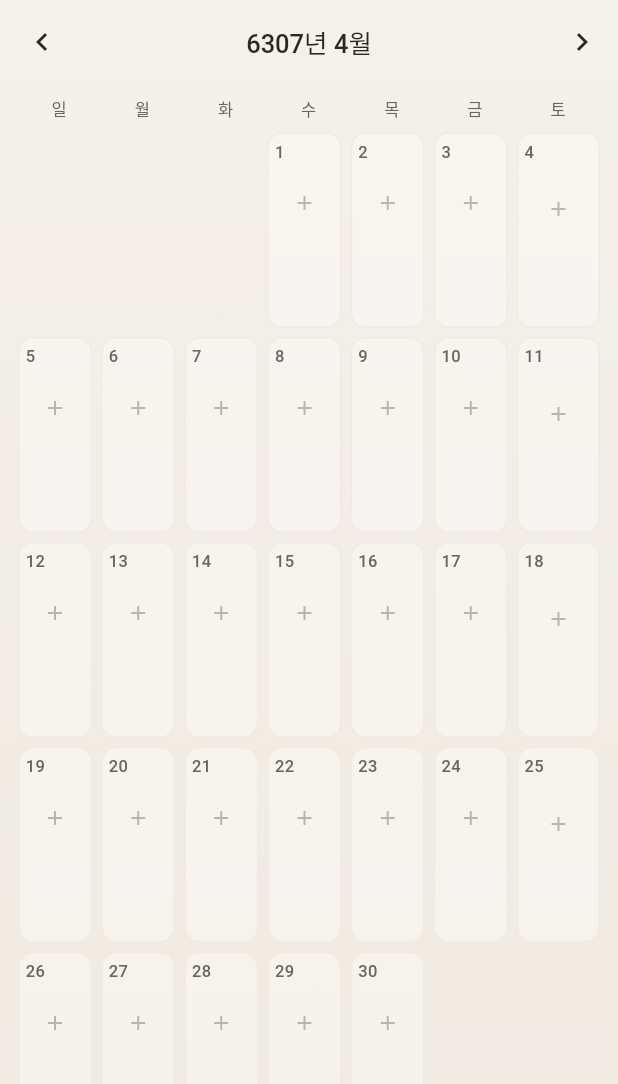
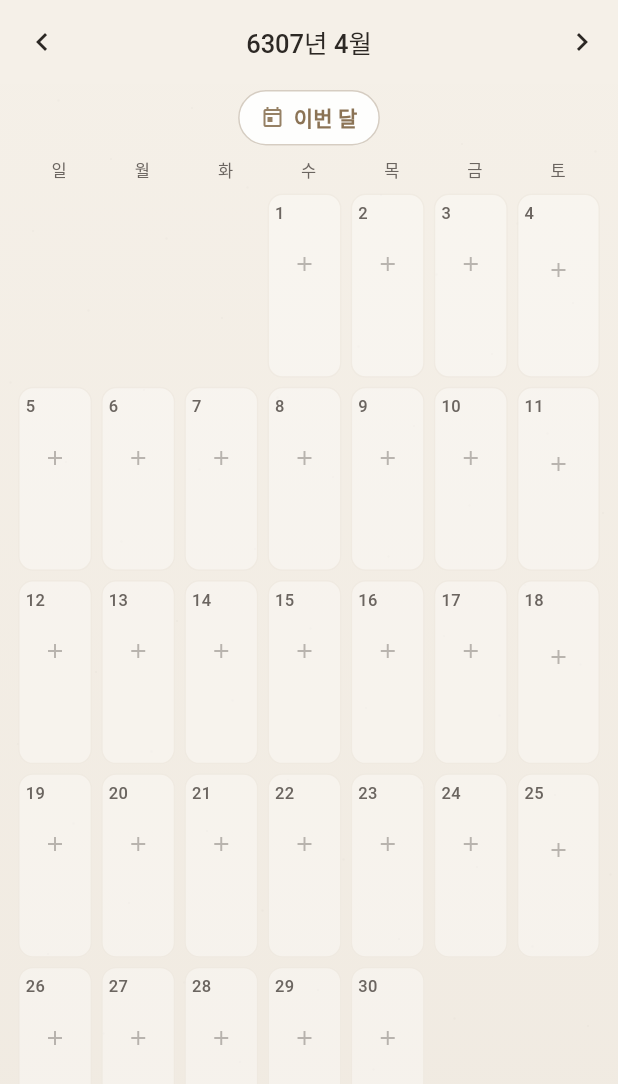
Before and after one commit to kimtaewoo90/chapter, a Flutter app: the CalendarScreen screen opened directly, swiped to page 2, on a phone screen of 412 x 824 dp. Shown: the top 1084 px of the screen. Run offline on Flutter 3.47's test engine with Material 3 defaults, Android fonts, the phone set to English and light mode, and no system bars; our stand-ins replace cached_network_image, cloud_firestore, firebase_analytics, firebase_auth, firebase_core, firebase_remote_config and 18 more; accounts and stored records are empty; network calls fail; Roboto replaces fonts that are missing (Jua).

Commit message:
이번달 버튼 추가

```diff
--- a/lib/screens/home/calendar_screen.dart
+++ b/lib/screens/home/calendar_screen.dart
@@ -53,6 +53,26 @@ class _CalendarScreenState extends State<CalendarScreen> {
     return DateTime(_anchorMonth.year, _anchorMonth.month + offset);
   }
 
+  int _pageForMonth(DateTime month) {
+    final offset = (month.year - _anchorMonth.year) * 12 + (month.month - _anchorMonth.month);
+    return _pageAnchor + offset;
+  }
+
+  bool _isViewingCurrentMonth() {
+    final now = DateTime.now();
+    return _focused.year == now.year && _focused.month == now.month;
+  }
+
+  void _goToCurrentMonth() {
+    if (!_monthPageController.hasClients || _isViewingCurrentMonth()) return;
+    final now = DateTime.now();
+    _monthPageController.animateToPage(
+      _pageForMonth(DateTime(now.year, now.month)),
+      duration: const Duration(milliseconds: 280),
+      curve: Curves.easeOutCubic,
+    );
+  }
+
   void _goToPreviousMonth() {
     if (!_monthPageController.hasClients) return;
     _monthPageController.previousPage(
@@ -94,6 +114,7 @@ class _CalendarScreenState extends State<CalendarScreen> {
     final today = DateTime.now();
     final monthLabel = DateFormat('yyyy년 M월', 'ko_KR').format(_focused);
     final compact = widget.embedded;
+    final showCurrentMonthButton = !_isViewingCurrentMonth();
 
     final monthPager = PageView.builder(
       controller: _monthPageController,
@@ -145,6 +166,10 @@ class _CalendarScreenState extends State<CalendarScreen> {
             onPrevious: _goToPreviousMonth,
             onNext: _goToNextMonth,
           ),
+          _CurrentMonthButton(
+            visible: showCurrentMonthButton,
+            onTap: _goToCurrentMonth,
+          ),
           const SizedBox(height: 12),
           Expanded(child: monthPager),
         ],
@@ -167,7 +192,15 @@ class _CalendarScreenState extends State<CalendarScreen> {
             ),
           ],
         ),
-        body: monthPager,
+        body: Column(
+          children: [
+            _CurrentMonthButton(
+              visible: showCurrentMonthButton,
+              onTap: _goToCurrentMonth,
+            ),
+            Expanded(child: monthPager),
+          ],
+        ),
       ),
     );
   }
@@ -361,6 +394,74 @@ class _MonthHeader extends StatelessWidget {
   }
 }
 
+/// 다른 달을 보고 있을 때만 표시 — 탭하면 이번 달로 이동
+class _CurrentMonthButton extends StatelessWidget {
+  const _CurrentMonthButton({
+    required this.visible,
+    required this.onTap,
+  });
+
+  final bool visible;
+  final VoidCallback onTap;
+
+  @override
+  Widget build(BuildContext context) {
+    return AnimatedSwitcher(
+      duration: const Duration(milliseconds: 200),
+      switchInCurve: Curves.easeOut,
+      switchOutCurve: Curves.easeIn,
+      transitionBuilder: (child, animation) => FadeTransition(
+        opacity: animation,
+        child: child,
+      ),
+      child: visible
+          ? Padding(
+              key: const ValueKey('current-month-btn'),
+              padding: const EdgeInsets.fromLTRB(20, 4, 20, 0),
+              child: Align(
+                alignment: Alignment.center,
+                child: Material(
+                  color: Colors.white.withValues(alpha: 0.92),
+                  elevation: 0,
+                  shadowColor: AppTheme.warmShadow,
+                  borderRadius: BorderRadius.circular(20),
+                  child: InkWell(
+                    onTap: onTap,
+                    borderRadius: BorderRadius.circular(20),
+                    child: Container(
+                      padding: const EdgeInsets.symmetric(horizontal: 14, vertical: 7),
+                      decoration: BoxDecoration(
+                        borderRadius: BorderRadius.circular(20),
+                        border: Border.all(color: AppTheme.accent.withValues(alpha: 0.35)),
+                      ),
+                      child: Row(
+                        mainAxisSize: MainAxisSize.min,
+                        children: [
+                          Icon(
+                            Icons.today_outlined,
+                            size: 16,
+                            color: AppTheme.accent.withValues(alpha: 0.9),
+                          ),
+                          const SizedBox(width: 6),
+                          Text(
+                            '이번 달',
+                            style: Theme.of(context).textTheme.labelLarge?.copyWith(
+                                  color: AppTheme.accent,
+                                  fontWeight: FontWeight.w600,
+                                ),
+                          ),
+                        ],
+                      ),
+                    ),
+                  ),
+                ),
+              ),
+            )
+          : const SizedBox.shrink(key: ValueKey('current-month-hidden')),
+    );
+  }
+}
+
 class _WeekdayLabel extends StatelessWidget {
   const _WeekdayLabel(this.label);
 
```
Also changed, not shown: 1 other file.
